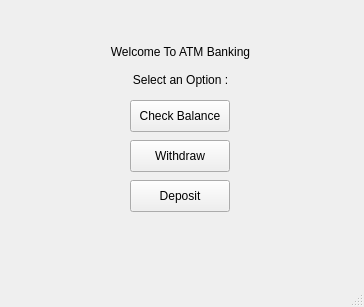
The window that BankingSystem/loggedin.ui (danialross/BankingSystem) describes before a commit, drawn with Qt 5.
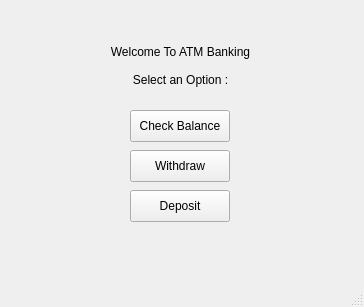
The same window after the commit.

Commit message: add exit button

The edit to the form file:
```diff
--- a/BankingSystem/loggedin.ui
+++ b/BankingSystem/loggedin.ui
@@ -36,7 +36,7 @@
     <property name="geometry">
      <rect>
       <x>130</x>
-      <y>100</y>
+      <y>110</y>
       <width>100</width>
       <height>32</height>
      </rect>
@@ -49,7 +49,7 @@
     <property name="geometry">
      <rect>
       <x>130</x>
-      <y>140</y>
+      <y>150</y>
       <width>100</width>
       <height>32</height>
      </rect>
@@ -62,7 +62,7 @@
     <property name="geometry">
      <rect>
       <x>130</x>
-      <y>180</y>
+      <y>190</y>
       <width>100</width>
       <height>32</height>
      </rect>
```
